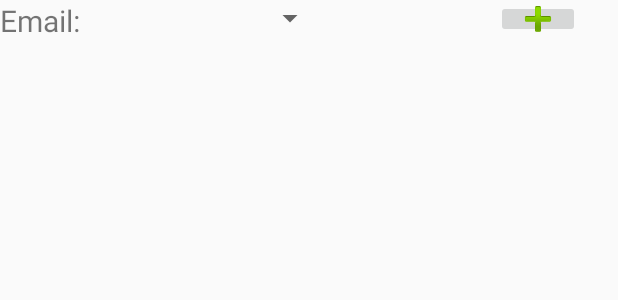
After one commit to j5tankovic/event-organizer, an Android app: the layout fragment_people_overview.xml on its own in the app's theme, with its tools: preview values and no code run, on a phone screen of 412 x 824 dp. The commit adds this screen. Shown: the top 300 px of the screen. Run offline under Robolectric (Android 15) with nearby library versions, the phone set to English and light mode, and no system bars.

Commit message:
fragment people

```diff
--- a/app/src/main/java/rs/ac/uns/ftn/pma/event_organizer/adapter/TabAdapter.java
+++ b/app/src/main/java/rs/ac/uns/ftn/pma/event_organizer/adapter/TabAdapter.java
@@ -6,6 +6,7 @@ import android.support.v4.app.Fragment;
 import android.support.v4.app.FragmentStatePagerAdapter;
 import android.support.v7.app.AppCompatActivity;
 
+import rs.ac.uns.ftn.pma.event_organizer.fragment.PeopleOverviewFragment;
 import rs.ac.uns.ftn.pma.event_organizer.fragment.PlaceOffersFragment;
 import rs.ac.uns.ftn.pma.event_organizer.fragment.ShoppingListFragment;
 
@@ -30,7 +31,7 @@ public class TabAdapter extends FragmentStatePagerAdapter {
             case 2:
                 return new ShoppingListFragment();
             case 3:
-                return new PlaceOffersFragment(); //FIXME change this for people fragment
+                return new PeopleOverviewFragment();
             default:
                 throw new RuntimeException("Invalid number of tabs");
         }
--- a/app/src/main/java/rs/ac/uns/ftn/pma/event_organizer/model/User.java
+++ b/app/src/main/java/rs/ac/uns/ftn/pma/event_organizer/model/User.java
@@ -1,12 +1,13 @@
 package rs.ac.uns.ftn.pma.event_organizer.model;
 
+import java.io.Serializable;
 import java.util.List;
 
 /**
  * Created by Sandra on 4/27/2018.
  */
 
-public class User {
+public class User implements Serializable{
     private long id;
     private String username;
     private String password;
--- /dev/null
+++ b/app/src/main/res/layout/fragment_people_overview.xml
@@ -0,0 +1,48 @@
+<?xml version="1.0" encoding="utf-8"?>
+<android.support.constraint.ConstraintLayout
+    xmlns:android="http://schemas.android.com/apk/res/android"
+    xmlns:tools="http://schemas.android.com/tools"
+    xmlns:app="http://schemas.android.com/apk/res-auto"
+    android:layout_width="match_parent"
+    android:layout_height="match_parent"
+    tools:context=".fragment.PeopleOverviewFragment">
+
+    <RelativeLayout xmlns:android="http://schemas.android.com/apk/res/android"
+        android:id="@+id/relativeLayoutEmail"
+        android:layout_width="match_parent"
+        android:layout_height="25sp"
+        android:orientation="vertical"
+        android:layout_marginEnd="25sp"
+        >
+
+        <TextView
+            android:layout_width="wrap_content"
+            android:layout_height="wrap_content"
+            android:layout_alignParentLeft="true"
+            android:textSize="20sp"
+            android:text="@string/email" />
+        <ImageButton
+            android:id="@+id/moreImageButton"
+            android:layout_width="wrap_content"
+            android:layout_height="wrap_content"
+            android:layout_alignParentRight="true"
+            android:src="@android:drawable/ic_input_add" />
+        <Spinner
+            android:id="@+id/people_user_email"
+            android:layout_width="wrap_content"
+            android:layout_height="wrap_content"
+            android:layout_centerHorizontal="true" />
+    </RelativeLayout>
+
+    <!-- TODO: Update blank fragment layout -->
+    <android.support.v7.widget.RecyclerView
+        android:id="@+id/people_rv"
+        android:layout_width="match_parent"
+        android:layout_height="wrap_content"
+        android:layout_marginTop="10sp"
+        app:layout_constraintBottom_toBottomOf="parent"
+        app:layout_constraintStart_toStartOf="@+id/relativeLayoutEmail"
+        app:layout_constraintTop_toBottomOf="@+id/relativeLayoutEmail"
+        app:layout_constraintVertical_bias="0.0" />
+
+</android.support.constraint.ConstraintLayout>
--- /dev/null
+++ b/app/src/main/res/values-w820dp/dimens.xml
@@ -0,0 +1,6 @@
+<resources>
+    <!-- Example customization of dimensions originally defined in res/values/dimens.xml
+         (such as screen margins) for screens with more than 820dp of available width. This
+         would include 7" and 10" devices in landscape (~960dp and ~1280dp respectively). -->
+    <dimen name="activity_horizontal_margin">64dp</dimen>
+</resources>
--- a/app/src/main/res/values/dimens.xml
+++ b/app/src/main/res/values/dimens.xml
@@ -9,4 +9,5 @@
     <dimen name="fab_margin">16dp</dimen>
     <dimen name="profile_width">75dp</dimen>
     <dimen name="profile_height">75dp</dimen>
+    <dimen name="appbar_padding_top">8dp</dimen>
 </resources>
--- a/app/src/main/res/values/styles.xml
+++ b/app/src/main/res/values/styles.xml
@@ -8,4 +8,8 @@
         <item name="colorPrimaryDark">@color/primary_dark</item>
         <item name="colorAccent">@color/accent</item>
     </style>
+
+    <style name="AppBarOverlay" parent="ThemeOverlay.AppCompat.Dark.ActionBar" />
+
+    <style name="PopupOverlay" parent="ThemeOverlay.AppCompat.Light" />
 </resources>
```
Also changed, not shown: app/src/main/AndroidManifest.xml (+8 -4 lines), app/src/main/java/rs/ac/uns/ftn/pma/event_organizer/adapter/PeopleOverviewAdapter.java (added, +48 -0 lines), app/src/main/java/rs/ac/uns/ftn/pma/event_organizer/fragment/PeopleOverviewFragment.java (added, +86 -0 lines), app/src/main/res/layout/people_view.xml (added, +16 -0 lines), app/src/main/res/menu/menu_people_overview.xml (added, +10 -0 lines), app/src/main/res/values/strings.xml (+6 -1 lines).
